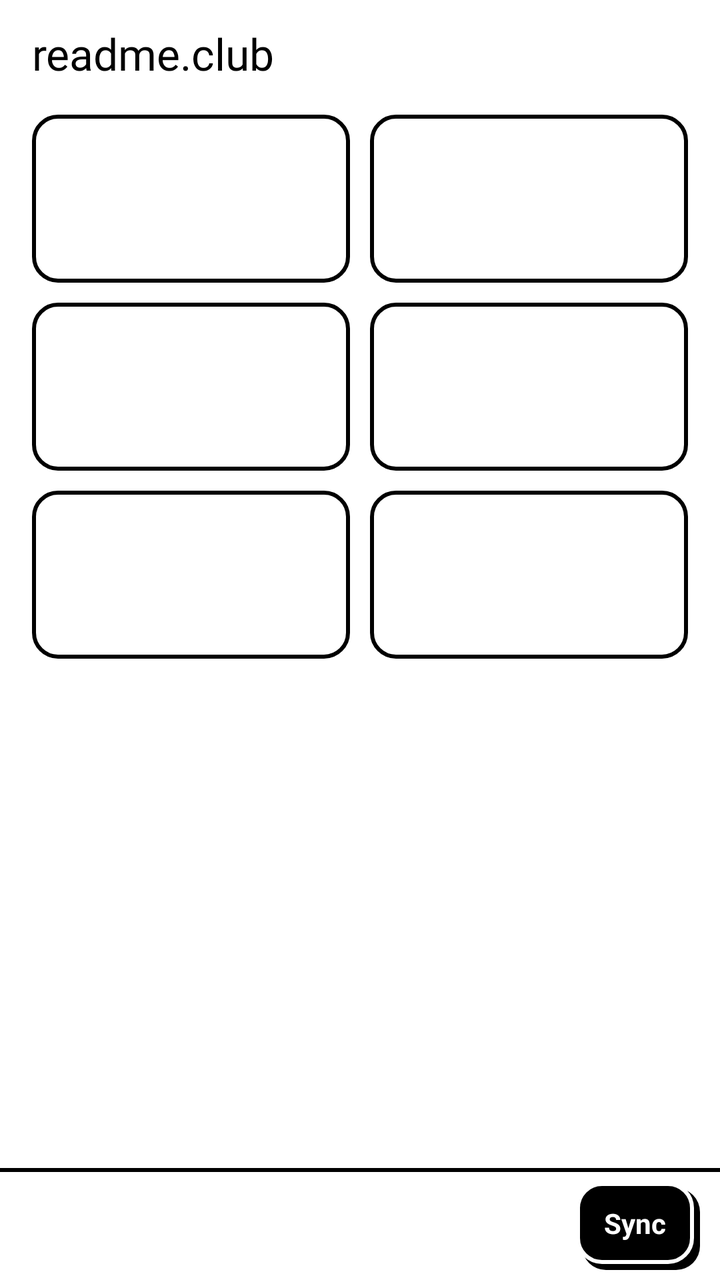
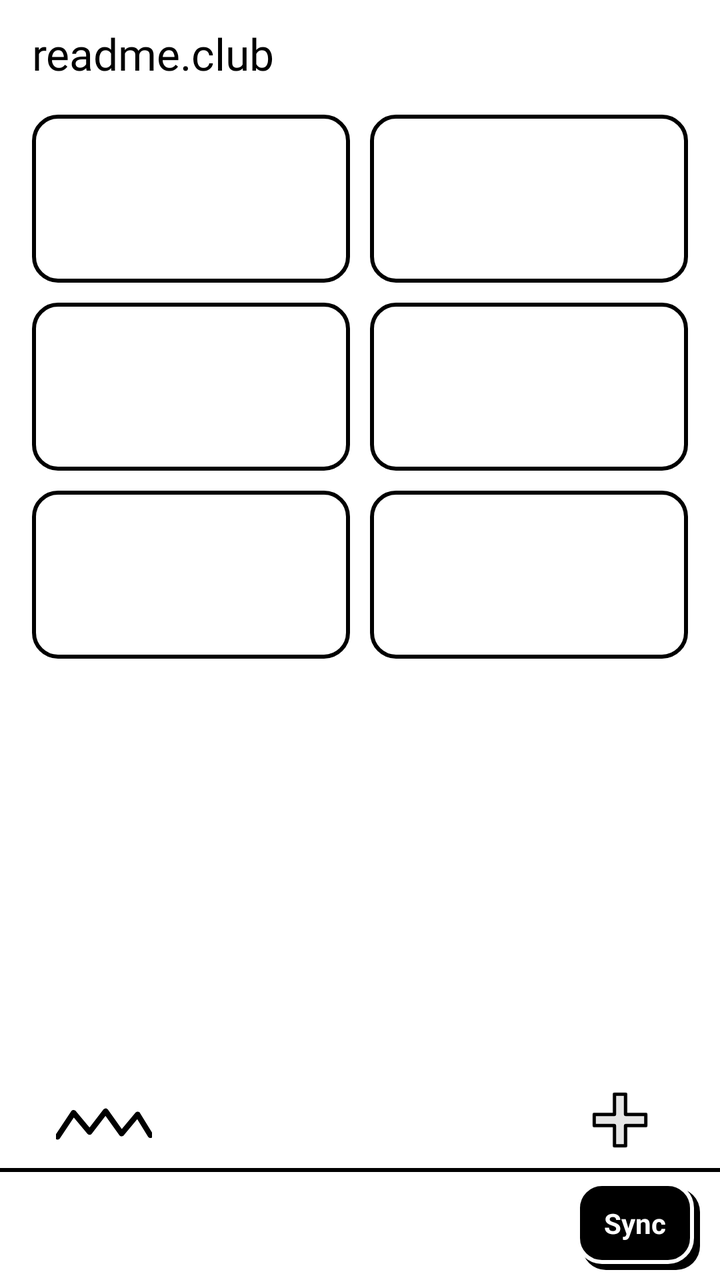

Screens rendered from an Android XML layout before and after an edit, with the pre-edit source and the edit as a unified diff.
<!-- AndroidManifest.xml: application theme AppTheme -->
<!-- res/layout/home.xml -->
<?xml version="1.0" encoding="utf-8"?>
<LinearLayout xmlns:android="http://schemas.android.com/apk/res/android"
    android:layout_width="match_parent"
    android:layout_height="match_parent"
    android:background="@color/ds_paper"
    android:orientation="vertical">

    <LinearLayout
        android:layout_width="match_parent"
        android:layout_height="0dp"
        android:layout_weight="1"
        android:orientation="vertical"
        android:paddingLeft="@dimen/ds_gutter"
        android:paddingTop="12dp"
        android:paddingRight="@dimen/ds_gutter">

        <LinearLayout
            android:layout_width="match_parent"
            android:layout_height="wrap_content"
            android:gravity="center_vertical"
            android:orientation="horizontal">

            <TextView
                style="@style/Ds.Title"
                android:layout_width="0dp"
                android:layout_weight="1"
                android:text="@string/app_name" />

            
            <TextView android:id="@+id/member_pill" style="@style/Ds.Pill" android:textAllCaps="false" android:visibility="gone" />
        </LinearLayout>

        
        <LinearLayout
            android:id="@+id/continue_card"
            android:layout_width="match_parent"
            android:layout_height="wrap_content"
            android:layout_marginTop="10dp"
            android:background="@drawable/ds_card"
            android:clickable="true"
            android:focusable="true"
            android:orientation="vertical"
            android:paddingRight="4dp"
            android:paddingBottom="4dp"
            android:visibility="gone">

            <LinearLayout
                android:layout_width="match_parent"
                android:layout_height="wrap_content"
                android:gravity="center_vertical"
                android:orientation="horizontal"
                android:paddingLeft="12dp"
                android:paddingTop="6dp"
                android:paddingRight="12dp"
                android:paddingBottom="6dp">

                <TextView
                    android:id="@+id/continue_label"
                    style="@style/Ds.Label"
                    android:layout_width="0dp"
                    android:layout_weight="1"
                    android:duplicateParentState="true"
                    android:textColor="@color/ds_on_button" />

                <View
                    android:layout_width="10dp"
                    android:layout_height="10dp"
                    android:background="@drawable/ds_dot"
                    android:duplicateParentState="true" />
            </LinearLayout>

            <View style="@style/Divider" android:duplicateParentState="true" />

            <LinearLayout
                android:layout_width="match_parent"
                android:layout_height="wrap_content"
                android:orientation="vertical"
                android:paddingLeft="12dp"
                android:paddingTop="8dp"
                android:paddingRight="12dp"
                android:paddingBottom="10dp">

                <TextView
                    android:id="@+id/continue_title"
                    style="@style/Ds.Title"
                    android:duplicateParentState="true"
                    android:ellipsize="end"
                    android:maxLines="2"
                    android:textColor="@color/ds_on_button"
                    android:textSize="17sp" />

                <TextView
                    android:id="@+id/continue_meta"
                    style="@style/Ds.Mono"
                    android:layout_marginTop="4dp"
                    android:duplicateParentState="true"
                    android:textColor="@color/ds_on_button" />

                
                <TextView
                    android:id="@+id/continue_bar"
                    style="@style/Ds.Mono"
                    android:duplicateParentState="true"
                    android:letterSpacing="0.1"
                    android:textColor="@color/ds_on_button" />
            </LinearLayout>
        </LinearLayout>

        <LinearLayout
            android:layout_width="match_parent"
            android:layout_height="wrap_content"
            android:layout_marginTop="16dp"
            android:orientation="vertical">

            <LinearLayout style="@style/HomeRow">
                <include android:id="@+id/tile_news" layout="@layout/home_tile" />
                <View android:layout_width="10dp" android:layout_height="0dp" />
                <include android:id="@+id/tile_guides" layout="@layout/home_tile" />
            </LinearLayout>

            <LinearLayout style="@style/HomeRow">
                <include android:id="@+id/tile_wallpapers" layout="@layout/home_tile" />
                <View android:layout_width="10dp" android:layout_height="0dp" />
                <include android:id="@+id/tile_games" layout="@layout/home_tile" />
            </LinearLayout>

            <LinearLayout style="@style/HomeRow">
                <include android:id="@+id/tile_member" layout="@layout/home_tile" />
                <View android:layout_width="10dp" android:layout_height="0dp" />
                <include android:id="@+id/tile_settings" layout="@layout/home_tile" />
            </LinearLayout>
        </LinearLayout>
    </LinearLayout>

    <LinearLayout style="@style/Ds.Bar">

        <TextView
            android:id="@+id/home_status"
            style="@style/Ds.BarStatus"
            android:layout_height="match_parent"
            android:clickable="true"
            android:focusable="true"
            android:gravity="center_vertical|start"
            android:paddingLeft="4dp" />

        <TextView android:id="@+id/sync" style="@style/Ds.Button.Primary" android:layout_marginLeft="8dp"
            android:text="@string/sync" />
    </LinearLayout>
</LinearLayout>
<!-- res/layout/home_tile.xml (included above) -->
<?xml version="1.0" encoding="utf-8"?>
<LinearLayout xmlns:android="http://schemas.android.com/apk/res/android"
    style="@style/Ds.Tile"
    android:layout_width="0dp"
    android:layout_height="match_parent"
    android:layout_weight="1"
    android:orientation="vertical"
    android:paddingTop="10dp"
    android:paddingBottom="8dp">

    <LinearLayout
        android:layout_width="match_parent"
        android:layout_height="wrap_content"
        android:gravity="center_vertical"
        android:orientation="horizontal">

        <ImageView
            android:id="@+id/icon"
            android:layout_width="24dp"
            android:layout_height="24dp"
            android:duplicateParentState="true"
            android:importantForAccessibility="no"
            android:tint="@color/ds_on_button" />

        <View android:layout_width="0dp" android:layout_height="0dp" android:layout_weight="1" />

        <TextView android:id="@+id/badge" style="@style/Ds.Pill" android:visibility="invisible" />
    </LinearLayout>

    <View android:layout_width="0dp" android:layout_height="0dp" android:layout_weight="1" />

    <TextView
        android:id="@+id/label"
        style="@style/Ds.Text"
        android:duplicateParentState="true"
        android:maxLines="1"
        android:textColor="@color/ds_on_button"
        android:textSize="16sp"
        android:textStyle="bold" />

    <TextView
        android:id="@+id/sub"
        style="@style/Ds.Mono"
        android:duplicateParentState="true"
        android:maxLines="1"
        android:textColor="@color/ds_on_button"
        android:textSize="12sp"
        android:visibility="gone" />
</LinearLayout>
<!-- resources referenced by this layout -->
<resources>
  <color name="ds_paper">#FFFFFF</color>
  <dimen name="ds_gutter">16dp</dimen>
  <!-- drawable ds_dot (drawable) -->
  <?xml version="1.0" encoding="utf-8"?>
  <shape xmlns:android="http://schemas.android.com/apk/res/android" android:shape="oval">
      <solid android:color="@color/ds_ink" />
      <stroke android:width="@dimen/ds_border" android:color="@color/ds_ink" />
  </shape>
  <string name="app_name">readme.club</string>
  <string name="sync">Sync</string>
  <style name="Divider">
          <item name="android:layout_width">match_parent</item>
          <item name="android:layout_height">@dimen/ds_border</item>
          <item name="android:background">@color/ds_ink</item>
      </style>
  <style name="Ds.BarStatus" parent="Ds.Mono">
          <item name="android:layout_width">0dp</item>
          <item name="android:layout_weight">1</item>
          <item name="android:gravity">center</item>
          <item name="android:textSize">12sp</item>
      </style>
  <style name="Ds.Button.Primary">
          
          <item name="android:paddingRight">17dp</item>
          <item name="android:paddingBottom">3dp</item>
          <item name="android:textColor">@color/ds_paper</item>
          <item name="android:background">@drawable/ds_button_primary</item>
      </style>
  <style name="Ds.Text">
          <item name="android:layout_width">match_parent</item>
          <item name="android:layout_height">wrap_content</item>
          <item name="android:textSize">16sp</item>
          <item name="android:lineSpacingMultiplier">1.2</item>
          <item name="android:textColor">@color/ds_ink</item>
      </style>
  <style name="Ds.Tile">
          <item name="android:background">@drawable/ds_button</item>
          <item name="android:padding">12dp</item>
          <item name="android:clickable">true</item>
          <item name="android:focusable">true</item>
      </style>
  <style name="HomeRow">
          <item name="android:layout_width">match_parent</item>
          <item name="android:layout_height">84dp</item>
          <item name="android:layout_marginBottom">10dp</item>
          <item name="android:orientation">horizontal</item>
      </style>
  <!-- drawable ds_shape_ink (drawable) -->
  <?xml version="1.0" encoding="utf-8"?>
  <shape xmlns:android="http://schemas.android.com/apk/res/android">
      <solid android:color="@color/ds_ink" />
      <corners android:radius="@dimen/ds_radius" />
  </shape>
  <dimen name="ds_border">2dp</dimen>
  <color name="ds_ink">#000000</color>
  <dimen name="ds_radius">12dp</dimen>
  <dimen name="ds_bar">56dp</dimen>
  <!-- drawable ds_pill (drawable) -->
  <?xml version="1.0" encoding="utf-8"?>
  <shape xmlns:android="http://schemas.android.com/apk/res/android">
      <solid android:color="@color/ds_soft" />
      <stroke android:width="@dimen/ds_border" android:color="@color/ds_ink" />
      <corners android:radius="999dp" />
  </shape>
  <color name="ds_soft">#E6E6E6</color>
  <!-- unchanged entries left out for length: 10 -->
</resources>

<!-- the commit's change to res/layout/home.xml (unified diff, before → after) -->
@@ -130,6 +130,30 @@
                 <include android:id="@+id/tile_settings" layout="@layout/home_tile" />
             </LinearLayout>
         </LinearLayout>
+
+        
+        <FrameLayout
+            android:layout_width="match_parent"
+            android:layout_height="0dp"
+            android:layout_weight="1"
+            android:importantForAccessibility="noHideDescendants">
+
+            <ImageView
+                android:layout_width="48dp"
+                android:layout_height="16dp"
+                android:layout_gravity="bottom|start"
+                android:layout_marginLeft="12dp"
+                android:layout_marginBottom="14dp"
+                android:src="@drawable/ds_deco_zigzag" />
+
+            <ImageView
+                android:layout_width="28dp"
+                android:layout_height="28dp"
+                android:layout_gravity="bottom|end"
+                android:layout_marginRight="20dp"
+                android:layout_marginBottom="10dp"
+                android:src="@drawable/ds_deco_plus" />
+        </FrameLayout>
     </LinearLayout>
 
     <LinearLayout style="@style/Ds.Bar">
<!-- resource entries referenced after the edit -->
@@ -2,6 +2,26 @@
 <resources>
   <color name="ds_paper">#FFFFFF</color>
   <dimen name="ds_gutter">16dp</dimen>
+  <!-- drawable ds_deco_plus (drawable) -->
+  <?xml version="1.0" encoding="utf-8"?>
+  <vector xmlns:android="http://schemas.android.com/apk/res/android"
+      android:width="24dp"
+      android:height="24dp"
+      android:viewportWidth="100"
+      android:viewportHeight="100">
+      <path android:pathData="M40,4H60V40H96V60H60V96H40V60H4V40H40Z" android:fillColor="@color/ds_soft"
+          android:strokeColor="@color/ds_ink" android:strokeWidth="6" android:strokeLineJoin="round" />
+  </vector>
+  <!-- drawable ds_deco_zigzag (drawable) -->
+  <?xml version="1.0" encoding="utf-8"?>
+  <vector xmlns:android="http://schemas.android.com/apk/res/android"
+      android:width="36dp"
+      android:height="12dp"
+      android:viewportWidth="120"
+      android:viewportHeight="40">
+      <path android:pathData="M2,36L22,6L42,30L62,4L82,32L102,8L118,34" android:strokeColor="@color/ds_ink"
+          android:strokeWidth="7" android:strokeLineCap="round" android:strokeLineJoin="round" />
+  </vector>
   <!-- drawable ds_dot (drawable) -->
   <?xml version="1.0" encoding="utf-8"?>
   <shape xmlns:android="http://schemas.android.com/apk/res/android" android:shape="oval">
